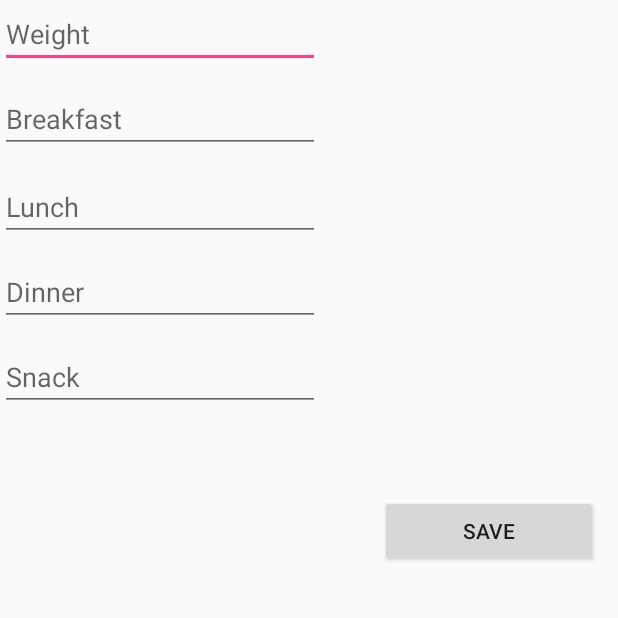
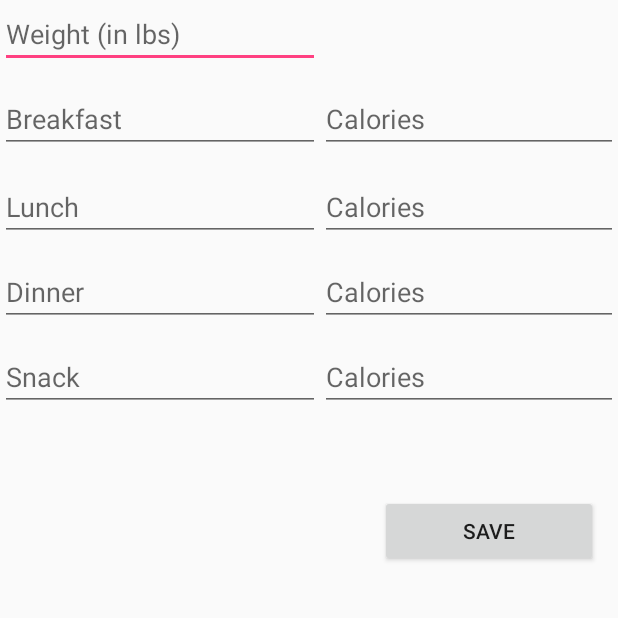
Before and after one commit to akshaych/calorie_counter, an Android app: the FoodActivity screen opened directly, with no data from a screen before it, on a phone screen of 412 x 824 dp, the top half of it. Run offline under Robolectric (Android 15) with nearby library versions, the phone set to English and light mode, and no system bars; our stand-ins replace Firebase (no records; nobody signed in at launch, a user with empty details on screens opened directly); 1 statement that could not run was skipped.

Commit message:
Added Calories Feature

```diff
--- a/EasyFoodDiary/app/src/main/java/cis350/upenn/edu/easyfooddiary/FoodActivity.java
+++ b/EasyFoodDiary/app/src/main/java/cis350/upenn/edu/easyfooddiary/FoodActivity.java
@@ -27,12 +27,18 @@ public class FoodActivity extends AppCompatActivity {
     protected String date;
     protected JSONArray dateInfo;
     protected String weight, breakfast, lunch, dinner, snack;
+    protected String breakfastCalories, lunchCalories, dinnerCalories, snackCalories;
 
     protected EditText editText_weight;
     protected EditText editText_breakfast;
     protected EditText editText_lunch;
     protected EditText editText_dinner;
     protected EditText editText_snack;
+
+    protected EditText editText_breakfastCalories;
+    protected EditText editText_lunchCalories;
+    protected EditText editText_dinnerCalories;
+    protected EditText editText_snackCalories;
 
     @Override
     protected void onCreate(Bundle savedInstanceState) {
@@ -61,11 +67,25 @@ public class FoodActivity extends AppCompatActivity {
                     editText_lunch = (EditText) findViewById(R.id.lunch);
                     editText_dinner = (EditText) findViewById(R.id.dinner);
                     editText_snack = (EditText) findViewById(R.id.snack);
+
+                    editText_breakfastCalories = (EditText) findViewById(R.id.breakfastCalories);
+                    editText_lunchCalories = (EditText) findViewById(R.id.lunchCalories);
+                    editText_dinnerCalories = (EditText) findViewById(R.id.dinnerCalories);
+                    editText_snackCalories = (EditText) findViewById(R.id.snackCalories);
+
                     editText_weight.setText((String) dateInfo.get(0));
+
                     editText_breakfast.setText((String) dateInfo.get(1));
-                    editText_lunch.setText((String) dateInfo.get(2));
-                    editText_dinner.setText((String) dateInfo.get(3));
-                    editText_snack.setText((String) dateInfo.get(4));
+                    editText_breakfastCalories.setText((String) dateInfo.get(2));
+
+                    editText_lunch.setText((String) dateInfo.get(3));
+                    editText_lunchCalories.setText((String) dateInfo.get(4));
+
+                    editText_dinner.setText((String) dateInfo.get(5));
+                    editText_dinnerCalories.setText((String) dateInfo.get(6));
+
+                    editText_snack.setText((String) dateInfo.get(7));
+                    editText_snackCalories.setText((String) dateInfo.get(8));
                 } catch (JSONException e) {
                     Toast.makeText(FoodActivity.this, "Error1", Toast.LENGTH_SHORT).show();
                 }
@@ -90,21 +110,37 @@ public class FoodActivity extends AppCompatActivity {
         editText_breakfast = (EditText) findViewById(R.id.breakfast);
         breakfast = editText_breakfast.getText().toString();
 
+        editText_breakfastCalories = (EditText) findViewById(R.id.breakfastCalories);
+        breakfastCalories = editText_breakfastCalories.getText().toString();
+
         editText_lunch = (EditText) findViewById(R.id.lunch);
         lunch = editText_lunch.getText().toString();
+
+        editText_lunchCalories = (EditText) findViewById(R.id.lunchCalories);
+        lunchCalories = editText_lunchCalories.getText().toString();
 
         editText_dinner = (EditText) findViewById(R.id.dinner);
         dinner = editText_dinner.getText().toString();
 
+        editText_dinnerCalories = (EditText) findViewById(R.id.dinnerCalories);
+        dinnerCalories = editText_dinnerCalories.getText().toString();
+
         editText_snack = (EditText) findViewById(R.id.snack);
         snack = editText_snack.getText().toString();
+
+        editText_snackCalories = (EditText) findViewById(R.id.snackCalories);
+        snackCalories = editText_snackCalories.getText().toString();
 
         try {
             dateInfo.put(0, weight);
             dateInfo.put(1, breakfast);
-            dateInfo.put(2, lunch);
-            dateInfo.put(3, dinner);
-            dateInfo.put(4, snack);
+            dateInfo.put(2, breakfastCalories);
+            dateInfo.put(3, lunch);
+            dateInfo.put(4, lunchCalories);
+            dateInfo.put(5, dinner);
+            dateInfo.put(6, dinnerCalories);
+            dateInfo.put(7, snack);
+            dateInfo.put(8, snackCalories);
             myref_date.setValue(dateInfo.toString());
             Toast.makeText(foodView.getContext(),
                     "Saved", Toast.LENGTH_SHORT).show();
--- a/EasyFoodDiary/app/src/main/java/cis350/upenn/edu/easyfooddiary/FoodView.java
+++ b/EasyFoodDiary/app/src/main/java/cis350/upenn/edu/easyfooddiary/FoodView.java
@@ -16,6 +16,11 @@ public class FoodView extends TextView {
     protected String dinner;
     protected String snack;
 
+    protected String breakfastCalories;
+    protected String lunchCalories;
+    protected String dinnerCalories;
+    protected String snackCalories;
+
     public FoodView(Context c) {
         super(c);
     }
--- a/EasyFoodDiary/app/src/main/res/layout/activity_food.xml
+++ b/EasyFoodDiary/app/src/main/res/layout/activity_food.xml
@@ -12,7 +12,7 @@
         android:inputType="number"
         android:text=""
         android:ems="10"
-        android:hint="Weight"
+        android:hint="Weight (in lbs)"
         android:id="@+id/weight"
         android:layout_alignParentLeft="true"
         android:layout_alignParentStart="true" />
@@ -82,4 +82,55 @@
         android:layout_alignParentStart="true"
         android:layout_marginTop="11dp" />
 
+    <EditText
+        android:layout_width="wrap_content"
+        android:layout_height="wrap_content"
+        android:inputType="number"
+        android:text=""
+        android:ems="10"
+        android:hint="Calories"
+        android:id="@+id/dinnerCalories"
+        android:layout_alignBaseline="@+id/dinner"
+        android:layout_alignBottom="@+id/dinner"
+        android:layout_alignStart="@+id/lunchCalories" />
+
+    <EditText
+        android:layout_width="wrap_content"
+        android:layout_height="wrap_content"
+        android:inputType="number"
+        android:text=""
+        android:ems="10"
+        android:hint="Calories"
+        android:id="@+id/breakfastCalories"
+        android:layout_alignBottom="@+id/breakfast"
+        android:layout_alignParentEnd="true"
+        android:layout_alignTop="@+id/breakfast"
+        android:layout_alignStart="@+id/lunchCalories" />
+
+    <EditText
+        android:layout_width="wrap_content"
+        android:layout_height="wrap_content"
+        android:inputType="number"
+        android:text=""
+        android:ems="10"
+        android:hint="Calories"
+        android:id="@+id/lunchCalories"
+        android:layout_alignBaseline="@+id/lunch"
+        android:layout_alignBottom="@+id/lunch"
+        android:layout_alignParentEnd="true"
+        android:layout_toEndOf="@+id/lunch" />
+
+    <EditText
+        android:layout_width="wrap_content"
+        android:layout_height="wrap_content"
+        android:inputType="number"
+        android:text=""
+        android:ems="10"
+        android:hint="Calories"
+        android:id="@+id/snackCalories"
+        android:layout_alignBaseline="@+id/snack"
+        android:layout_alignBottom="@+id/snack"
+        android:layout_alignParentEnd="true"
+        android:layout_toEndOf="@+id/snack" />
+
 </RelativeLayout>
```
Also changed, not shown: EasyFoodDiary/app/src/main/res/layout/activity_main.xml (+10 -8 lines).
